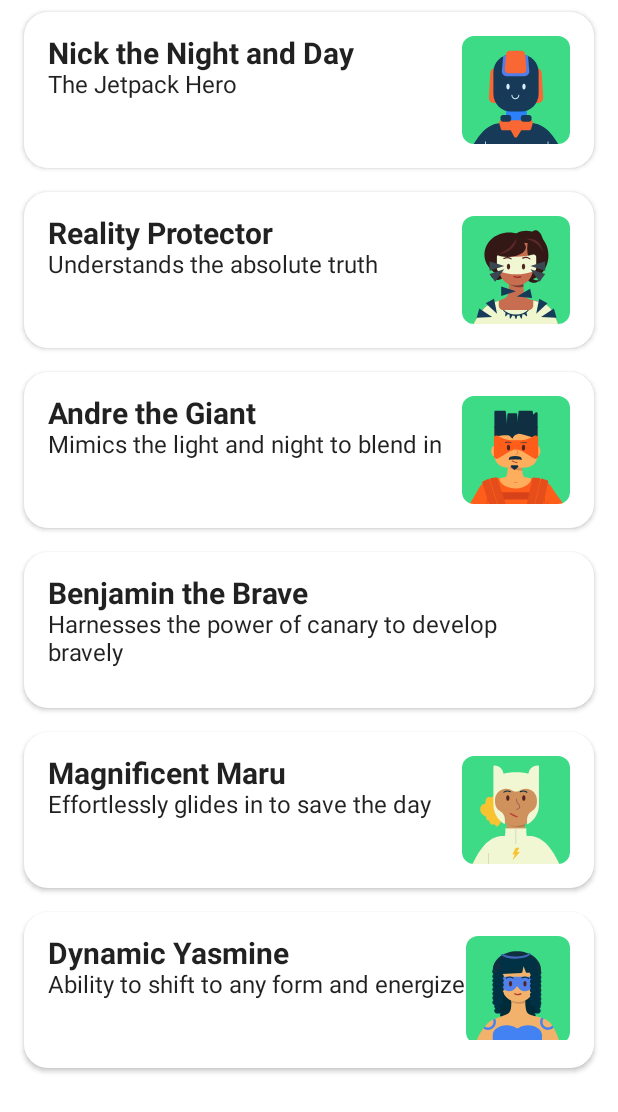
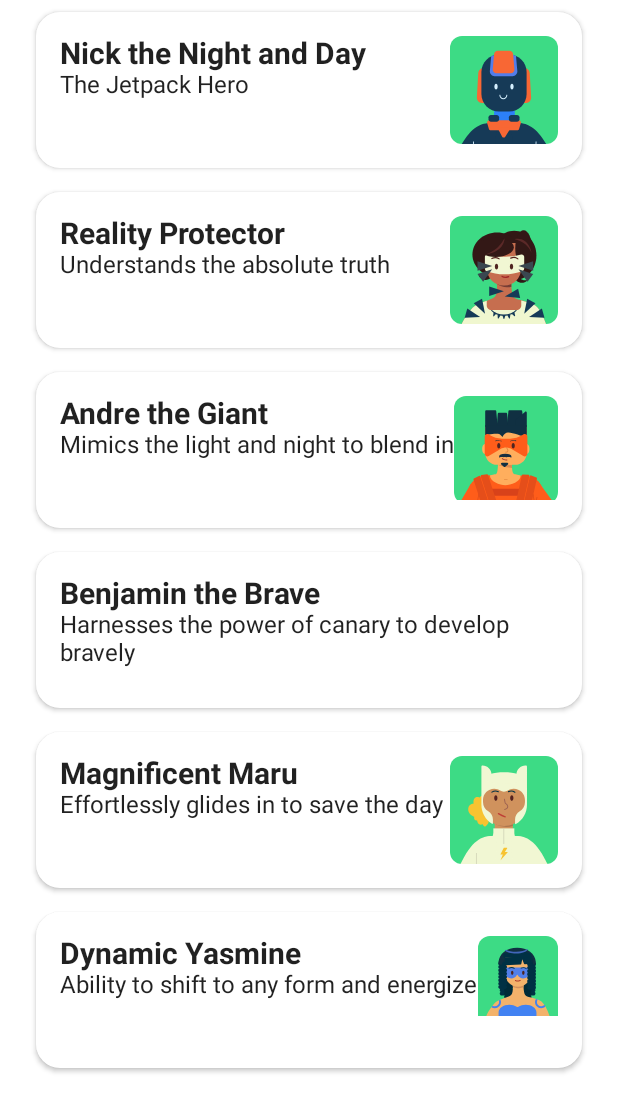
Before and after one commit to sourabhkumar47/Superheroes_App, an Android app built with Jetpack Compose: the MainActivity screen opened directly, with no data from a screen before it, on a phone screen of 412 x 824 dp. Shown: the top 1112 px of the screen. Run offline under Robolectric (Android 15) with nearby library versions, the phone set to English and light mode, and no system bars.

Commit message:
added Scanffold

```diff
--- a/app/src/main/java/com/example/superheroes/MainActivity.kt
+++ b/app/src/main/java/com/example/superheroes/MainActivity.kt
@@ -1,5 +1,6 @@
 package com.example.superheroes
 
+import android.annotation.SuppressLint
 import android.os.Bundle
 import androidx.activity.ComponentActivity
 import androidx.activity.compose.setContent
@@ -9,10 +10,7 @@ import androidx.compose.foundation.layout.*
 import androidx.compose.foundation.lazy.LazyColumn
 import androidx.compose.foundation.lazy.items
 import androidx.compose.foundation.shape.RoundedCornerShape
-import androidx.compose.material.Card
-import androidx.compose.material.MaterialTheme
-import androidx.compose.material.Surface
-import androidx.compose.material.Text
+import androidx.compose.material.*
 import androidx.compose.runtime.Composable
 import androidx.compose.ui.Alignment
 import androidx.compose.ui.Modifier
@@ -43,8 +41,14 @@ class MainActivity : ComponentActivity() {
     }
 }
 
+@SuppressLint("UnusedMaterialScaffoldPaddingParameter")
 @Composable
 fun Superhero() {
+    Scaffold(
+        topBar = {
+            SuperheroAppBar()
+        }
+    ) {
         LazyColumn(
             modifier = Modifier
                 .padding(
@@ -57,15 +61,17 @@ fun Superhero() {
             }
         }
     }
+}
 
 @Composable
 fun SuperheroItem(hero: Hero, modifier: Modifier = Modifier) {
 
     Card(
-        Modifier
+        modifier = modifier
             .padding(
-                top = 8.dp,
-                bottom = 8.dp,
+                8.dp
+//                top = 8.dp,
+//                bottom = 8.dp,
 //                end = 16.dp,
 //                start = 16.dp
             ),
@@ -87,6 +93,11 @@ fun SuperheroItem(hero: Hero, modifier: Modifier = Modifier) {
     }
 }
 
+
+fun SuperheroAppBar() {
+
+}
+
 @Composable
 fun HeroInformation(@StringRes heroName: Int, heroDescription: Int) {
     Column() {
@@ -106,7 +117,7 @@ fun HeroImage(heroImage: Int) {
     Box(
         modifier = Modifier
             .size(72.dp)
-            .clip(RoundedCornerShape(8.dp))
+            .clip(RoundedCornerShape(8.dp)),
     ) {
         Image(
             painter = painterResource(heroImage),
```
Lines whose indentation alone changed are shown as unchanged.
